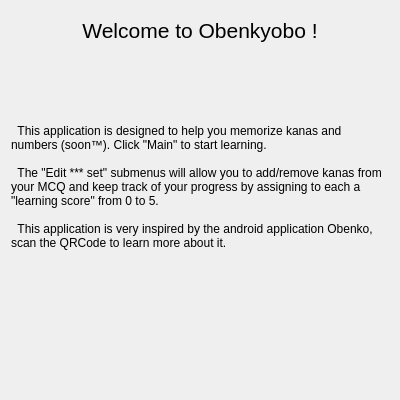
Before: the Qt Designer form Src/widgetwelcome.ui in Aryetis/Obenkyobo, drawn with Qt 5.
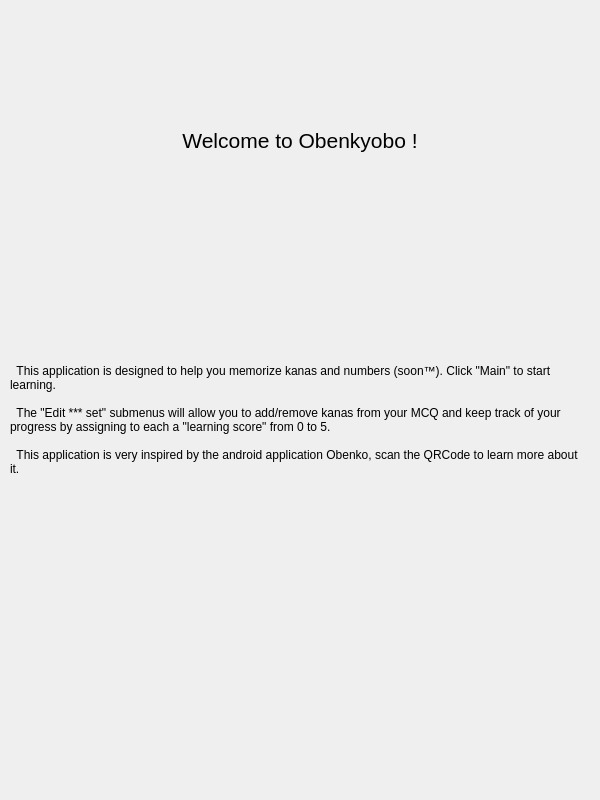
After: the same form once the commit is applied. Icons and pictures are not drawn.

Commit message: fixing appSettings ui, screenSettings ui, fontSettings ui, trying stuff for welcomePage

What changed in the file:
```diff
--- a/Src/widgetwelcome.ui
+++ b/Src/widgetwelcome.ui
@@ -12,26 +12,58 @@
    <rect>
     <x>0</x>
     <y>0</y>
-    <width>400</width>
-    <height>400</height>
+    <width>600</width>
+    <height>800</height>
    </rect>
   </property>
   <property name="windowTitle">
    <string>Form</string>
   </property>
-  <layout class="QVBoxLayout" name="verticalLayout_2" stretch="10,70,20">
+  <layout class="QVBoxLayout" name="verticalLayout_2" stretch="7,3">
+   <property name="spacing">
+    <number>0</number>
+   </property>
+   <property name="sizeConstraint">
+    <enum>QLayout::SetDefaultConstraint</enum>
+   </property>
+   <property name="leftMargin">
+    <number>10</number>
+   </property>
+   <property name="topMargin">
+    <number>0</number>
+   </property>
+   <property name="rightMargin">
+    <number>10</number>
+   </property>
    <property name="bottomMargin">
+    <number>0</number>
+   </property>
+   <item>
+    <layout class="QVBoxLayout" name="TextStuffLayout">
+     <property name="sizeConstraint">
+      <enum>QLayout::SetMaximumSize</enum>
+     </property>
+     <property name="topMargin">
     <number>0</number>
    </property>
    <item>
     <layout class="QHBoxLayout" name="WelcomeTitleLayout">
-     <property name="topMargin">
+       <property name="spacing">
       <number>0</number>
      </property>
+       <property name="sizeConstraint">
+        <enum>QLayout::SetMinimumSize</enum>
+       </property>
+       <property name="topMargin">
+        <number>20</number>
+       </property>
+       <property name="bottomMargin">
+        <number>20</number>
+       </property>
      <item>
       <widget class="QLabel" name="WelcomeTitle">
        <property name="sizePolicy">
-        <sizepolicy hsizetype="Preferred" vsizetype="Preferred">
+          <sizepolicy hsizetype="Preferred" vsizetype="Minimum">
          <horstretch>0</horstretch>
          <verstretch>0</verstretch>
         </sizepolicy>
@@ -55,13 +87,22 @@
    </item>
    <item>
     <layout class="QHBoxLayout" name="WelcomeTextLayout">
-     <property name="topMargin">
+       <property name="spacing">
       <number>0</number>
      </property>
+       <property name="sizeConstraint">
+        <enum>QLayout::SetMinimumSize</enum>
+       </property>
+       <property name="topMargin">
+        <number>5</number>
+       </property>
+       <property name="bottomMargin">
+        <number>5</number>
+       </property>
      <item>
       <widget class="QLabel" name="WelcomeText">
        <property name="sizePolicy">
-        <sizepolicy hsizetype="Preferred" vsizetype="Preferred">
+          <sizepolicy hsizetype="Preferred" vsizetype="Minimum">
          <horstretch>0</horstretch>
          <verstretch>0</verstretch>
         </sizepolicy>
@@ -80,8 +121,10 @@
      </item>
     </layout>
    </item>
+    </layout>
+   </item>
    <item>
-    <layout class="QHBoxLayout" name="horizontalLayout_2" stretch="2">
+    <layout class="QHBoxLayout" name="QrCodeLayout" stretch="1,0,1">
      <property name="spacing">
       <number>0</number>
      </property>
@@ -97,27 +140,67 @@
      <property name="bottomMargin">
       <number>0</number>
      </property>
+     <item>
+      <spacer name="horizontalSpacer_2">
+       <property name="orientation">
+        <enum>Qt::Horizontal</enum>
+       </property>
+       <property name="sizeHint" stdset="0">
+        <size>
+         <width>40</width>
+         <height>20</height>
+        </size>
+       </property>
+      </spacer>
+     </item>
+     <item>
+      <layout class="QVBoxLayout" name="verticalLayout_3" stretch="1,0,1">
+       <property name="spacing">
+        <number>0</number>
+       </property>
+       <property name="sizeConstraint">
+        <enum>QLayout::SetDefaultConstraint</enum>
+       </property>
+       <property name="topMargin">
+        <number>0</number>
+       </property>
+       <property name="bottomMargin">
+        <number>0</number>
+       </property>
+       <item>
+        <spacer name="verticalSpacer">
+         <property name="orientation">
+          <enum>Qt::Vertical</enum>
+         </property>
+         <property name="sizeHint" stdset="0">
+          <size>
+           <width>20</width>
+           <height>40</height>
+          </size>
+         </property>
+        </spacer>
+       </item>
      <item>
       <widget class="QLabel" name="QrCode">
        <property name="enabled">
         <bool>true</bool>
        </property>
        <property name="sizePolicy">
-        <sizepolicy hsizetype="Preferred" vsizetype="Preferred">
+          <sizepolicy hsizetype="Expanding" vsizetype="Expanding">
          <horstretch>0</horstretch>
-         <verstretch>10</verstretch>
+           <verstretch>0</verstretch>
         </sizepolicy>
        </property>
        <property name="minimumSize">
         <size>
-         <width>50</width>
-         <height>50</height>
+           <width>0</width>
+           <height>0</height>
         </size>
        </property>
        <property name="maximumSize">
         <size>
-         <width>200</width>
-         <height>200</height>
+           <width>500</width>
+           <height>500</height>
         </size>
        </property>
        <property name="sizeIncrement">
@@ -157,6 +240,34 @@
         <bool>false</bool>
        </property>
       </widget>
+       </item>
+       <item>
+        <spacer name="verticalSpacer_2">
+         <property name="orientation">
+          <enum>Qt::Vertical</enum>
+         </property>
+         <property name="sizeHint" stdset="0">
+          <size>
+           <width>20</width>
+           <height>40</height>
+          </size>
+         </property>
+        </spacer>
+       </item>
+      </layout>
+     </item>
+     <item>
+      <spacer name="horizontalSpacer">
+       <property name="orientation">
+        <enum>Qt::Horizontal</enum>
+       </property>
+       <property name="sizeHint" stdset="0">
+        <size>
+         <width>40</width>
+         <height>20</height>
+        </size>
+       </property>
+      </spacer>
      </item>
     </layout>
    </item>
```
Left out of the diff: 4 changed lines with no effect on the pictures. Lines whose indentation alone changed are shown as unchanged. The commit also changes 4 other files.
